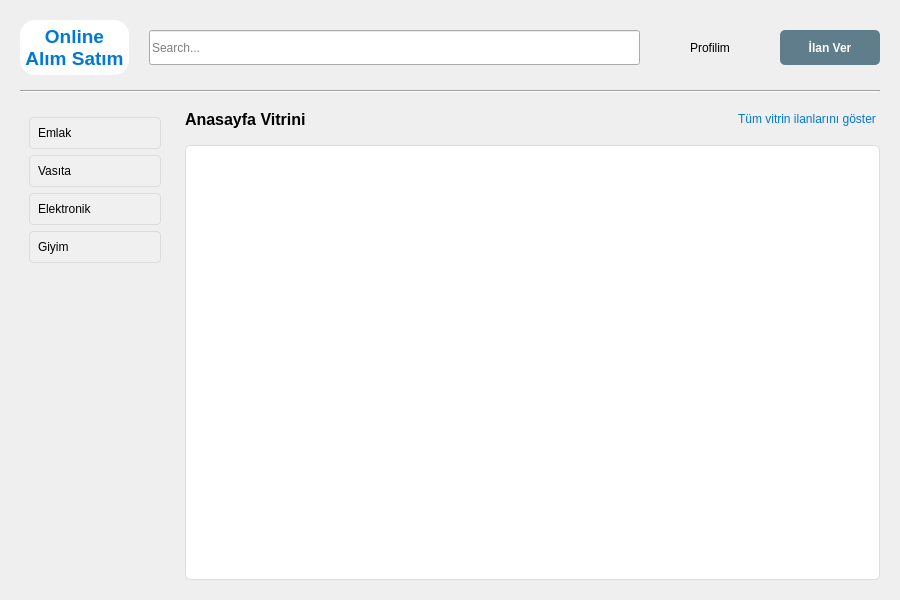
The window that anasayfa.ui (Online-Alim-Satim-Platformu/Online-Alim-Satim-Platformu) describes before a commit, drawn with Qt 5.
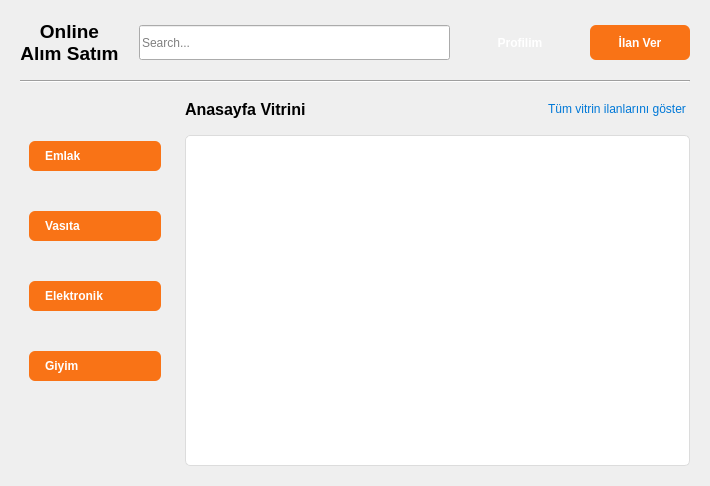
The same window after the commit.

Patch:
```diff
--- a/anasayfa.ui
+++ b/anasayfa.ui
@@ -6,8 +6,8 @@
    <rect>
     <x>0</x>
     <y>0</y>
-    <width>900</width>
-    <height>600</height>
+    <width>710</width>
+    <height>486</height>
    </rect>
   </property>
   <property name="windowTitle">
@@ -43,7 +43,7 @@
         </font>
        </property>
        <property name="styleSheet">
-        <string>color: #0078D7; background-color: white; padding: 5px; border-radius: 15px;</string>
+        <string notr="true"/>
        </property>
        <property name="text">
         <string>Online
@@ -78,6 +78,11 @@
        <property name="cursor">
         <cursorShape>PointingHandCursor</cursorShape>
        </property>
+       <property name="styleSheet">
+        <string notr="true">background-color: gray; 
+color: white; 
+font-weight: bold;</string>
+       </property>
        <property name="text">
         <string>Profilim</string>
        </property>
@@ -103,7 +108,23 @@
         <cursorShape>PointingHandCursor</cursorShape>
        </property>
        <property name="styleSheet">
-        <string>background-color: #607D8B; color: white; border-radius: 5px;</string>
+        <string notr="true">QPushButton {
+    background-color: #F97316; 
+    color: white; 
+    font-weight: bold; 
+    border: none;
+    border-radius: 6px; 
+    padding: 8px 16px; 
+}
+
+QPushButton:hover {
+    background-color: #EA580C;
+}
+
+
+QPushButton:pressed {
+    background-color: #C2410C; 
+}</string>
        </property>
        <property name="text">
         <string>İlan Ver</string>
@@ -145,6 +166,26 @@
           <property name="cursor">
            <cursorShape>PointingHandCursor</cursorShape>
           </property>
+          <property name="styleSheet">
+           <string notr="true">QPushButton {
+    background-color: #F97316;  
+    color: white; 
+    font-weight: bold; 
+    border: none;
+    border-radius: 6px; 
+    padding: 8px 16px; 
+}
+
+
+QPushButton:hover {
+    background-color: #EA580C; 
+}
+
+ 
+QPushButton:pressed {
+    background-color: #C2410C; 
+}</string>
+          </property>
           <property name="text">
            <string>Emlak</string>
           </property>
@@ -155,6 +196,26 @@
           <property name="cursor">
            <cursorShape>PointingHandCursor</cursorShape>
           </property>
+          <property name="styleSheet">
+           <string notr="true">QPushButton {
+    background-color: #F97316;  
+    color: white; 
+    font-weight: bold; 
+    border: none;
+    border-radius: 6px; 
+    padding: 8px 16px; 
+}
+
+
+QPushButton:hover {
+    background-color: #EA580C; 
+}
+
+ 
+QPushButton:pressed {
+    background-color: #C2410C; 
+}</string>
+          </property>
           <property name="text">
            <string>Vasıta</string>
           </property>
@@ -165,6 +226,26 @@
           <property name="cursor">
            <cursorShape>PointingHandCursor</cursorShape>
           </property>
+          <property name="styleSheet">
+           <string notr="true">QPushButton {
+    background-color: #F97316;  
+    color: white; 
+    font-weight: bold; 
+    border: none;
+    border-radius: 6px; 
+    padding: 8px 16px; 
+}
+
+
+QPushButton:hover {
+    background-color: #EA580C; 
+}
+
+ 
+QPushButton:pressed {
+    background-color: #C2410C; 
+}</string>
+          </property>
           <property name="text">
            <string>Elektronik</string>
           </property>
@@ -175,6 +256,26 @@
           <property name="cursor">
            <cursorShape>PointingHandCursor</cursorShape>
           </property>
+          <property name="styleSheet">
+           <string notr="true">QPushButton {
+    background-color: #F97316;  
+    color: white; 
+    font-weight: bold; 
+    border: none;
+    border-radius: 6px; 
+    padding: 8px 16px; 
+}
+
+
+QPushButton:hover {
+    background-color: #EA580C; 
+}
+
+ 
+QPushButton:pressed {
+    background-color: #C2410C; 
+}</string>
+          </property>
           <property name="text">
            <string>Giyim</string>
           </property>
@@ -183,7 +284,10 @@
         <item>
          <spacer name="verticalSpacer">
           <property name="orientation">
-           <enum>Qt::Vertical</enum>
+           <enum>Qt::Orientation::Vertical</enum>
+          </property>
+          <property name="sizeType">
+           <enum>QSizePolicy::Policy::Fixed</enum>
           </property>
           <property name="sizeHint" stdset="0">
            <size>
```
Left out of the diff: 20 changed lines with no effect on the pictures.
